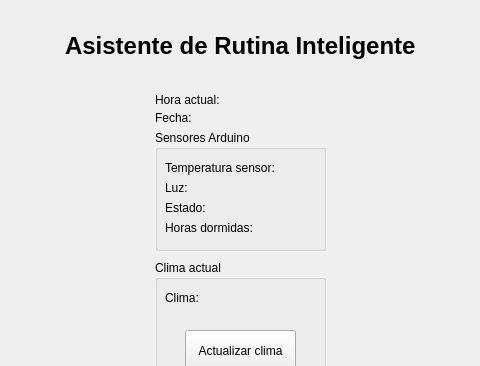
tf-butta/MyDay, file interfaz.ui: the form before one commit; both pictures show x 165 to 645 and y 0 to 366 of the 800 by 600 pixel window.
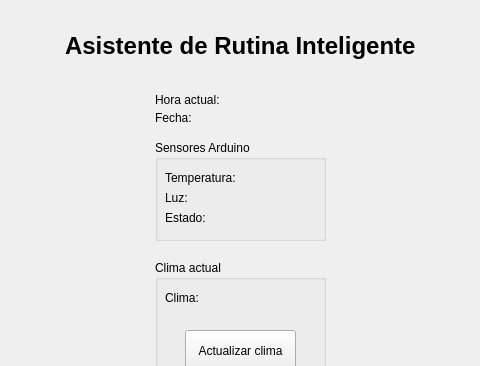
The form after the commit.

Diff of the .ui file:
```diff
--- a/interfaz.ui
+++ b/interfaz.ui
@@ -49,7 +49,7 @@
    <widget class="QLabel" name="lblHora">
     <property name="geometry">
      <rect>
-      <x>390</x>
+      <x>380</x>
       <y>90</y>
       <width>49</width>
       <height>16</height>
@@ -113,7 +113,7 @@
     <widget class="QLabel" name="lblIconoClima">
      <property name="geometry">
       <rect>
-       <x>50</x>
+       <x>40</x>
        <y>30</y>
        <width>49</width>
        <height>16</height>
@@ -154,9 +154,9 @@
     <property name="geometry">
      <rect>
       <x>320</x>
-      <y>130</y>
+      <y>140</y>
       <width>171</width>
-      <height>121</height>
+      <height>101</height>
      </rect>
     </property>
     <property name="title">
@@ -167,20 +167,20 @@
       <rect>
        <x>10</x>
        <y>30</y>
-       <width>111</width>
+       <width>71</width>
        <height>16</height>
       </rect>
      </property>
      <property name="text">
-      <string>Temperatura sensor:</string>
+      <string>Temperatura:</string>
      </property>
     </widget>
     <widget class="QLabel" name="lblTempArduino">
      <property name="geometry">
       <rect>
-       <x>130</x>
+       <x>80</x>
        <y>30</y>
-       <width>41</width>
+       <width>49</width>
        <height>16</height>
       </rect>
      </property>
@@ -204,7 +204,7 @@
     <widget class="QLabel" name="lblLuz">
      <property name="geometry">
       <rect>
-       <x>40</x>
+       <x>30</x>
        <y>50</y>
        <width>49</width>
        <height>16</height>
@@ -240,32 +240,6 @@
       <string/>
      </property>
     </widget>
-    <widget class="QLabel" name="label_8">
-     <property name="geometry">
-      <rect>
-       <x>10</x>
-       <y>90</y>
-       <width>91</width>
-       <height>16</height>
-      </rect>
-     </property>
-     <property name="text">
-      <string>Horas dormidas:</string>
-     </property>
-    </widget>
-    <widget class="QLabel" name="label_9">
-     <property name="geometry">
-      <rect>
-       <x>110</x>
-       <y>90</y>
-       <width>49</width>
-       <height>16</height>
-      </rect>
-     </property>
-     <property name="text">
-      <string/>
-     </property>
-    </widget>
    </widget>
    <widget class="QPushButton" name="btnActualizar">
     <property name="geometry">
```
